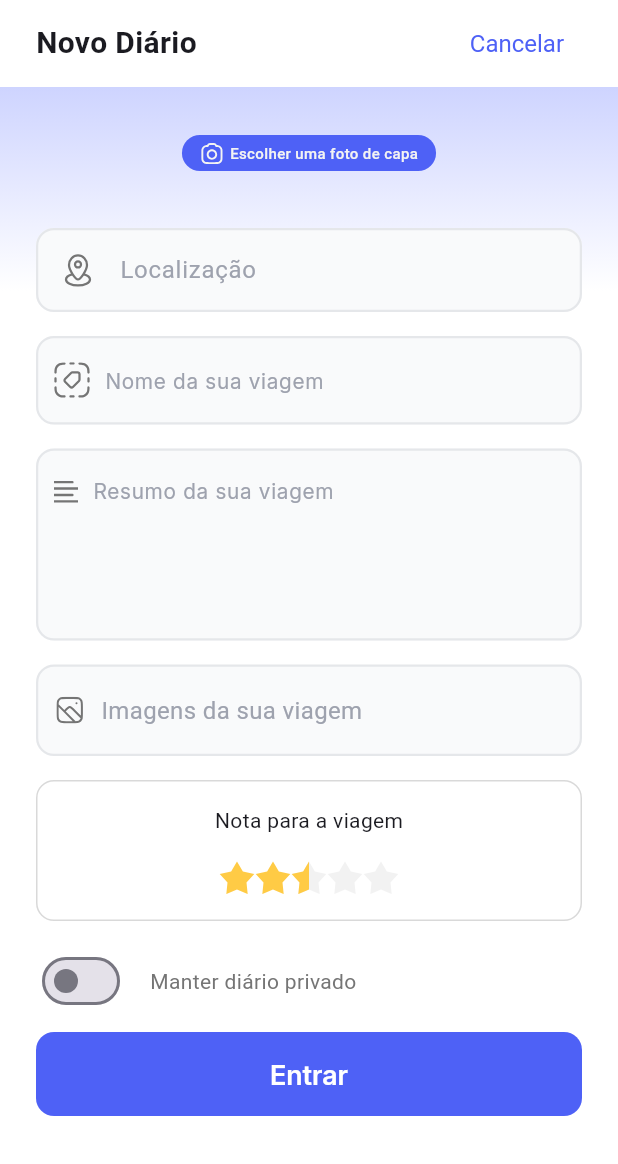
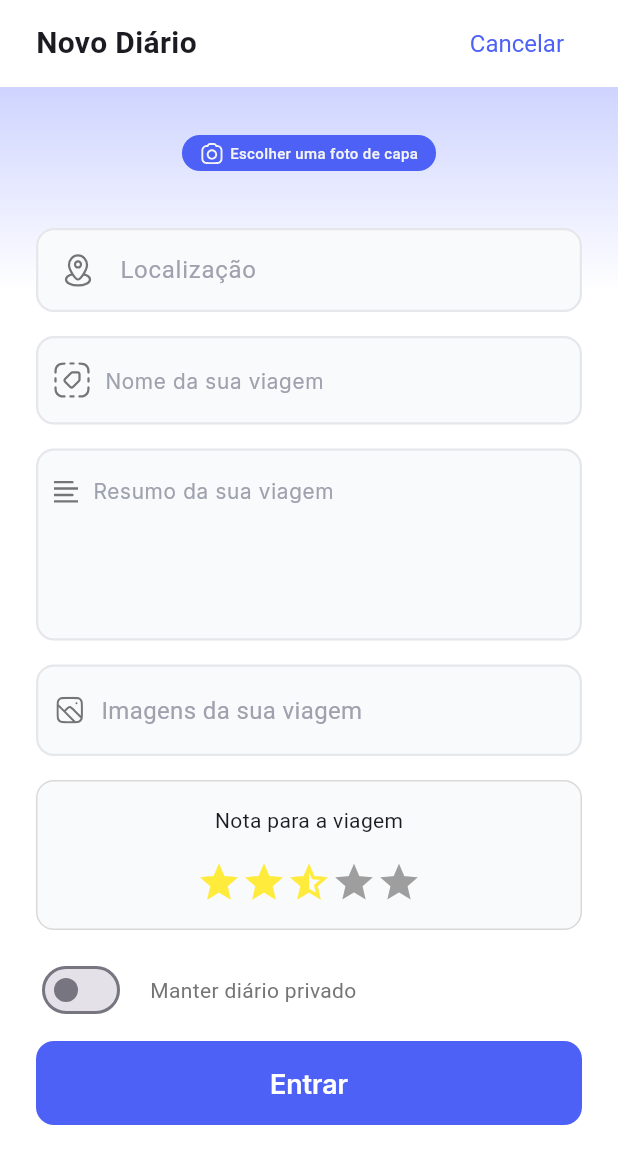
Before and after one commit to FelipeDNL/rumo, a Flutter app: the CreateDiaryBottomSheet widget shown alone on an empty page, opened directly, on a phone screen of 412 x 824 dp. Shown: the top 1164 px of the screen. Run offline on Flutter 3.47's test engine with Material 3 defaults, Android fonts, the phone set to English and light mode, and no system bars; drawn by our look-alikes of flutter_rating; our stand-ins replace cloud_firestore, firebase_auth, firebase_core, flutter_dotenv, flutter_map, flutter_svg and 4 more; accounts and stored records are empty; generated files the repository leaves out were written again.

```diff
--- a/lib/features/user/widgets/create_diary_bottom_sheet.dart
+++ b/lib/features/user/widgets/create_diary_bottom_sheet.dart
@@ -11,6 +11,7 @@ import 'package:rumo/features/user/widgets/pick_image_dialog.dart';
 import 'package:rumo/services/location_service.dart';
 import 'package:geocoding/geocoding.dart';
 import 'package:flutter/foundation.dart';
+import 'package:flutter_rating/flutter_rating.dart';
 
 class CreateDiaryBottomSheet extends StatefulWidget {
   const CreateDiaryBottomSheet({super.key});
@@ -20,6 +21,7 @@ class CreateDiaryBottomSheet extends StatefulWidget {
 }
 
 class _CreateDiaryBottomSheetState extends State<CreateDiaryBottomSheet> {
+  double rating = 2.5;
   final locationService = LocationService();
 
   bool isPrivate = false;
@@ -215,7 +217,9 @@ class _CreateDiaryBottomSheetState extends State<CreateDiaryBottomSheet> {
                   children: [
                     SearchAnchor.bar(
                       searchController: _locationSearchController,
-                      barBackgroundColor: WidgetStateProperty.all(const Color(0xFFF9FAFB)),
+                      barBackgroundColor: WidgetStateProperty.all(
+                        const Color(0xFFF9FAFB),
+                      ),
                       barHintText: 'Localização',
                       barHintStyle: WidgetStateProperty.all(
                         TextStyle(color: Color(0xFF9EA2AE)),
@@ -427,6 +431,7 @@ class _CreateDiaryBottomSheetState extends State<CreateDiaryBottomSheet> {
                       decoration: BoxDecoration(
                         border: Border.all(color: Color(0xFFD9D9D9), width: 1),
                         borderRadius: BorderRadius.circular(12),
+                        color: Color(0xFFF9FAFB),
                       ),
                       padding: EdgeInsets.all(16),
                       child: Column(
@@ -436,38 +441,19 @@ class _CreateDiaryBottomSheetState extends State<CreateDiaryBottomSheet> {
                           Row(
                             mainAxisAlignment: MainAxisAlignment.center,
                             children: [
-                              SvgPicture.asset(
-                                AssetIcons.iconStar,
-                                width: 24,
-                                height: 24,
-                                colorFilter: ColorFilter.mode(
-                                  Color(0xFFFFCB45),
-                                  BlendMode.srcIn,
-                                ),
-                              ),
-                              SvgPicture.asset(
-                                AssetIcons.iconStar,
-                                width: 24,
-                                height: 24,
-                                colorFilter: ColorFilter.mode(
-                                  Color(0xFFFFCB45),
-                                  BlendMode.srcIn,
-                                ),
-                              ),
-                              SvgPicture.asset(
-                                AssetIcons.iconHalfStar,
-                                width: 24,
-                                height: 24,
-                              ),
-                              SvgPicture.asset(
-                                AssetIcons.iconStar,
-                                width: 24,
-                                height: 24,
-                              ),
-                              SvgPicture.asset(
-                                AssetIcons.iconStar,
-                                width: 24,
-                                height: 24,
+                              StarRating(
+                                size: 30.0,
+                                rating: rating,
+                                filledIcon: Icons.star,
+                                halfFilledIcon: Icons.star_half,
+                                emptyIcon: Icons.star_outlined,
+                                color: Colors.yellow,
+                                borderColor: Colors.grey,
+                                allowHalfRating: true,
+                                starCount: 5,
+                                onRatingChanged: (rating) => setState(() {
+                                  this.rating = rating;
+                                }),
                               ),
                             ],
                           ),
--- a/pubspec.yaml
+++ b/pubspec.yaml
@@ -46,6 +46,8 @@ dependencies:
   image_picker: ^1.1.2
   form_builder_image_picker: ^4.3.1
   flutter_form_builder: ^10.1.0
+  flutter_rating_stars: ^1.1.0
+  flutter_rating: ^2.0.2
 
 dev_dependencies:
   flutter_test:
```
Also changed, not shown: pubspec.lock.
